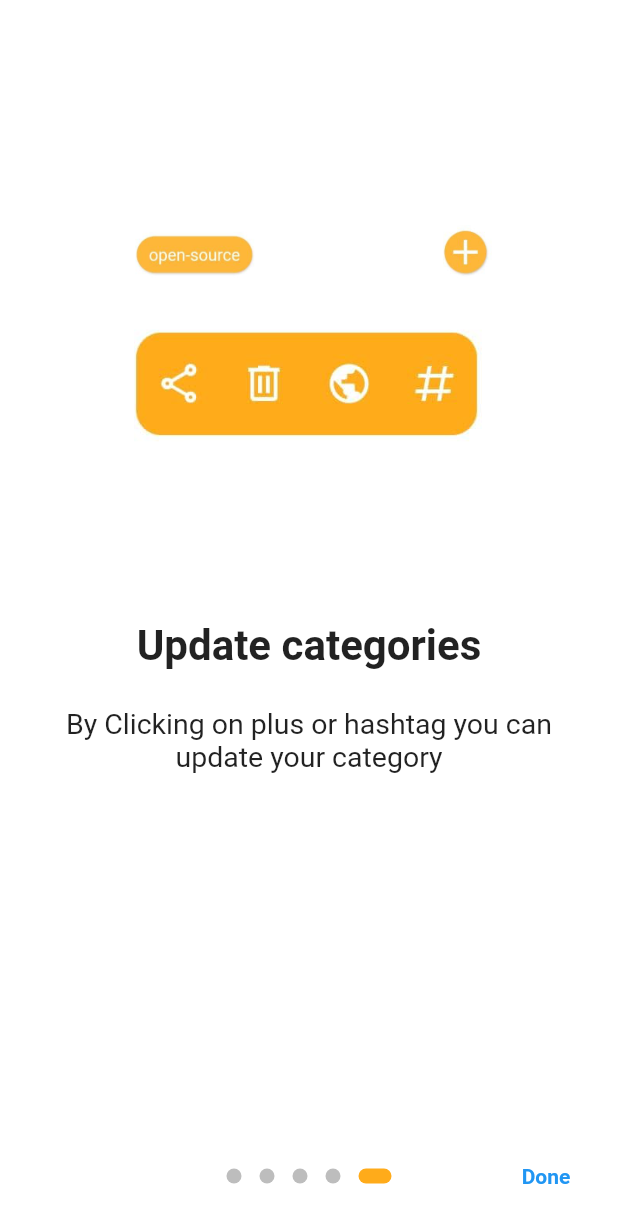
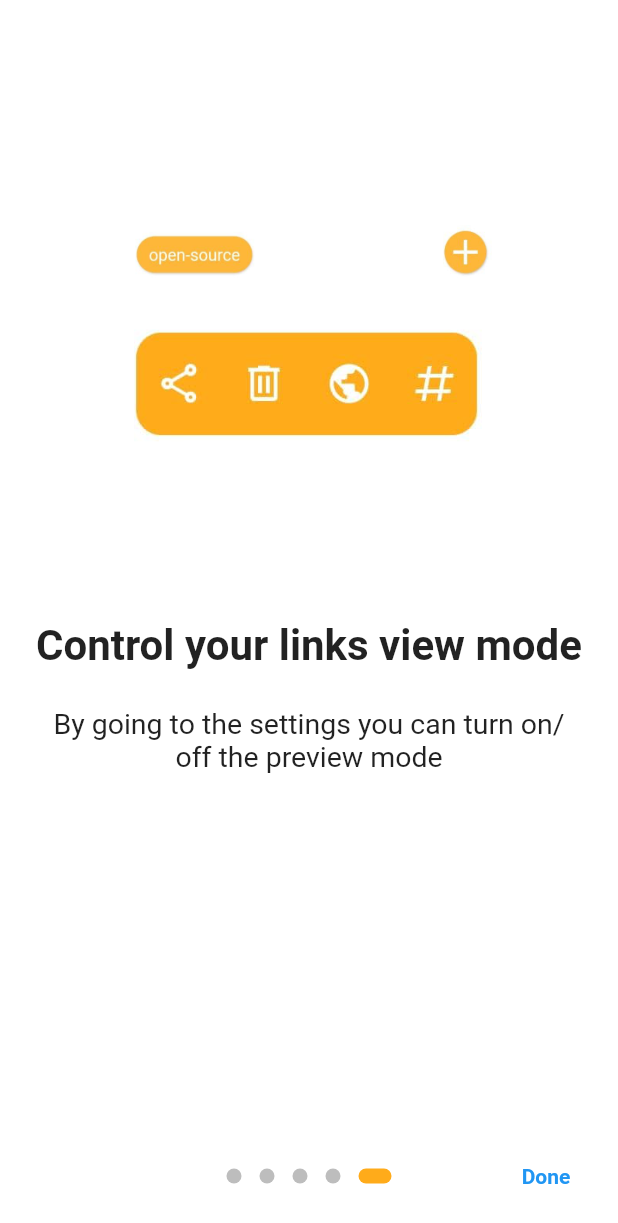
Before and after one commit to Restfulness/Restfulness-flutter-app, a Flutter app: the screen it shows after launch, swiped to page 5, on a phone screen of 412 x 824 dp. Shown: the top 1223 px of the screen. Run offline on Flutter 3.47's test engine with Material 2 defaults, Android fonts, the phone set to English and light mode, and no system bars; drawn by our look-alikes of introduction_screen; our stand-ins replace dotted_border, extended_image, fancy_bottom_navigation, flutter_datetime_picker, flutter_tags, fluttertoast and 7 more; missing offline and left inert: flutter_sequence_animation, receive_sharing_intent; accounts and stored records are empty.

Commit message:
Change version

```diff
--- a/lib/src/screens/app_intro_screen.dart
+++ b/lib/src/screens/app_intro_screen.dart
@@ -64,8 +64,8 @@ class _AppIntroScreenState extends State<AppIntroScreen> {
           decoration: pageDecoration,
         ),
         PageViewModel(
-          title: "Control your links",
-          body: "You have two options to control your links, by going to settings you can turn on/off the preview",
+          title: "Swipe to the right",
+          body: "Here you have three options including deleting, sharing, or opening the desired link",
           image: Align(
             child: Column(
               children: [
@@ -78,8 +78,8 @@ class _AppIntroScreenState extends State<AppIntroScreen> {
           decoration: pageDecoration,
         ),
         PageViewModel(
-          title: "Update categories",
-          body: "By Clicking on plus or hashtag you can update your category",
+          title: "Control your links view mode",
+          body: "By going to the settings you can turn on/off the preview mode",
           image: Align(
             child: Column(
               children: [
--- a/pubspec.yaml
+++ b/pubspec.yaml
@@ -15,7 +15,7 @@ publish_to: 'none' # Remove this line if you wish to publish to pub.dev
 # In iOS, build-name is used as CFBundleShortVersionString while build-number used as CFBundleVersion.
 # Read more about iOS versioning at
 # https://developer.apple.com/library/archive/documentation/General/Reference/InfoPlistKeyReference/Articles/CoreFoundationKeys.html
-version: 1.0.1+1
+version: 1.1.2+2
 
 environment:
   sdk: ">=2.7.0 <3.0.0"
```
